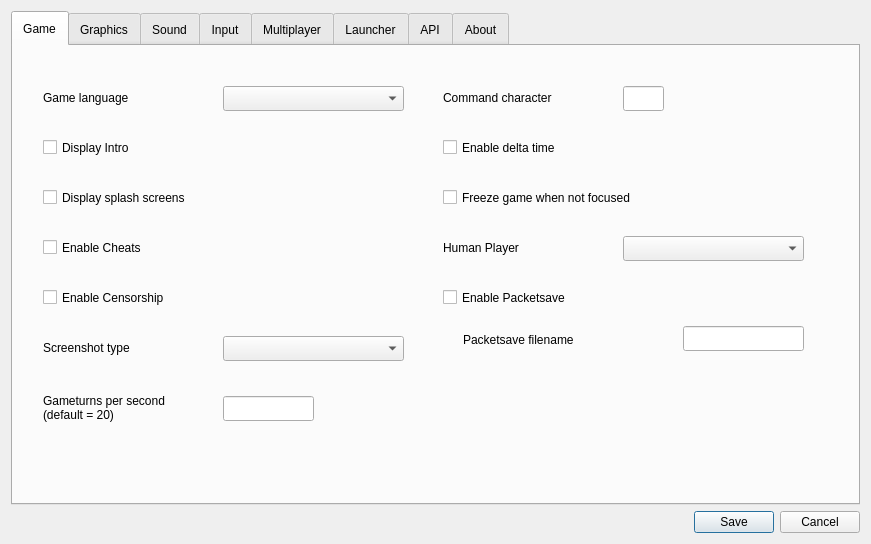
Qt form ui/settingsdialog.ui (yani/keeperfx-launcher-qt) before a commit.
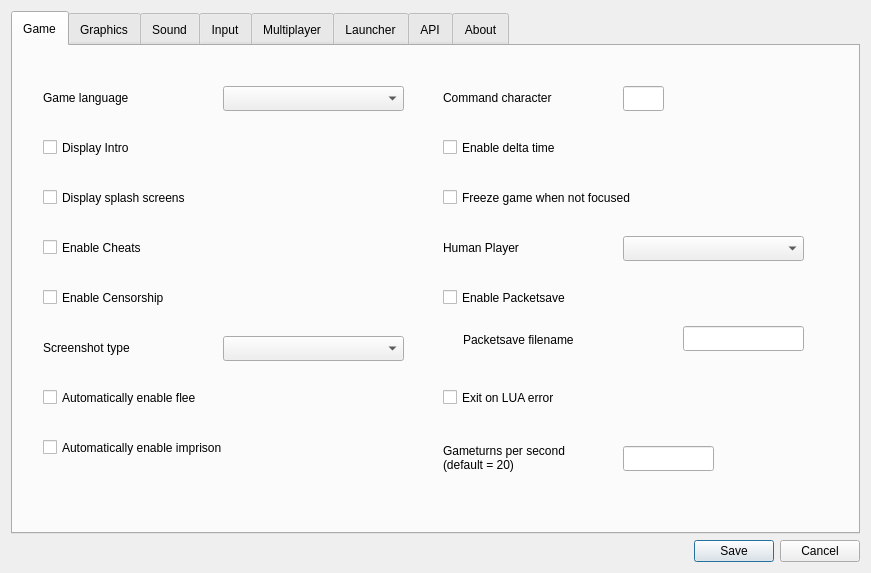
The same form after that commit. Icons and pictures are not drawn.

Commit message: add 'exit on lua error' and 'automatic flee/imprison' settings

Patch:
```diff
--- a/ui/settingsdialog.ui
+++ b/ui/settingsdialog.ui
@@ -7,7 +7,7 @@
     <x>0</x>
     <y>0</y>
     <width>871</width>
-    <height>544</height>
+    <height>573</height>
    </rect>
   </property>
   <property name="windowTitle">
@@ -163,8 +163,8 @@
       <widget class="QLabel" name="labelGameturns">
        <property name="geometry">
         <rect>
-         <x>30</x>
-         <y>346</y>
+         <x>430</x>
+         <y>396</y>
          <width>171</width>
          <height>31</height>
         </rect>
@@ -185,8 +185,8 @@
       <widget class="QLineEdit" name="lineEditGameturns">
        <property name="geometry">
         <rect>
-         <x>210</x>
-         <y>350</y>
+         <x>610</x>
+         <y>400</y>
          <width>91</width>
          <height>25</height>
         </rect>
@@ -358,6 +358,60 @@
         </font>
        </property>
       </widget>
+      <widget class="QCheckBox" name="checkBoxExitOnLuaError">
+       <property name="geometry">
+        <rect>
+         <x>430</x>
+         <y>340</y>
+         <width>321</width>
+         <height>23</height>
+        </rect>
+       </property>
+       <property name="font">
+        <font>
+         <family>Arial</family>
+        </font>
+       </property>
+       <property name="text">
+        <string comment="Checkbox Toggle">Exit on LUA error</string>
+       </property>
+      </widget>
+      <widget class="QCheckBox" name="checkBoxAutoEnableFlee">
+       <property name="geometry">
+        <rect>
+         <x>30</x>
+         <y>340</y>
+         <width>321</width>
+         <height>23</height>
+        </rect>
+       </property>
+       <property name="font">
+        <font>
+         <family>Arial</family>
+        </font>
+       </property>
+       <property name="text">
+        <string comment="Checkbox Toggle">Automatically enable flee</string>
+       </property>
+      </widget>
+      <widget class="QCheckBox" name="checkBoxAutoEnableImprison">
+       <property name="geometry">
+        <rect>
+         <x>30</x>
+         <y>390</y>
+         <width>321</width>
+         <height>23</height>
+        </rect>
+       </property>
+       <property name="font">
+        <font>
+         <family>Arial</family>
+        </font>
+       </property>
+       <property name="text">
+        <string comment="Checkbox Toggle">Automatically enable imprison</string>
+       </property>
+      </widget>
      </widget>
      <widget class="QWidget" name="tab2_gfx">
       <attribute name="title">
```
The commit also changes 2 other files.
